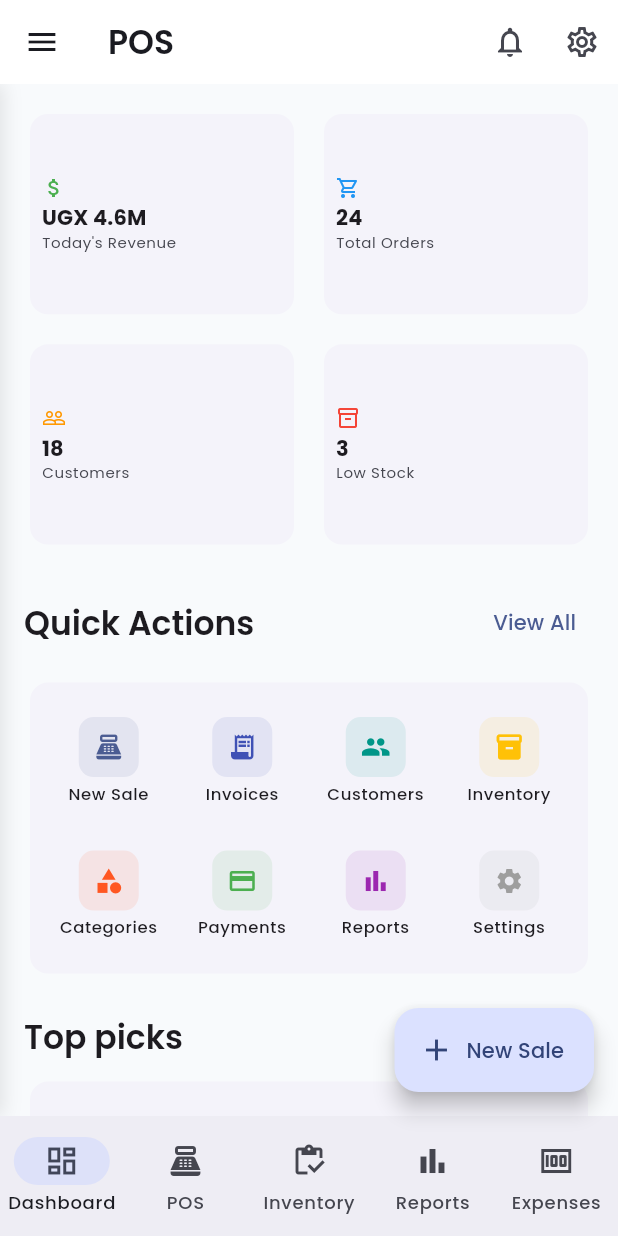
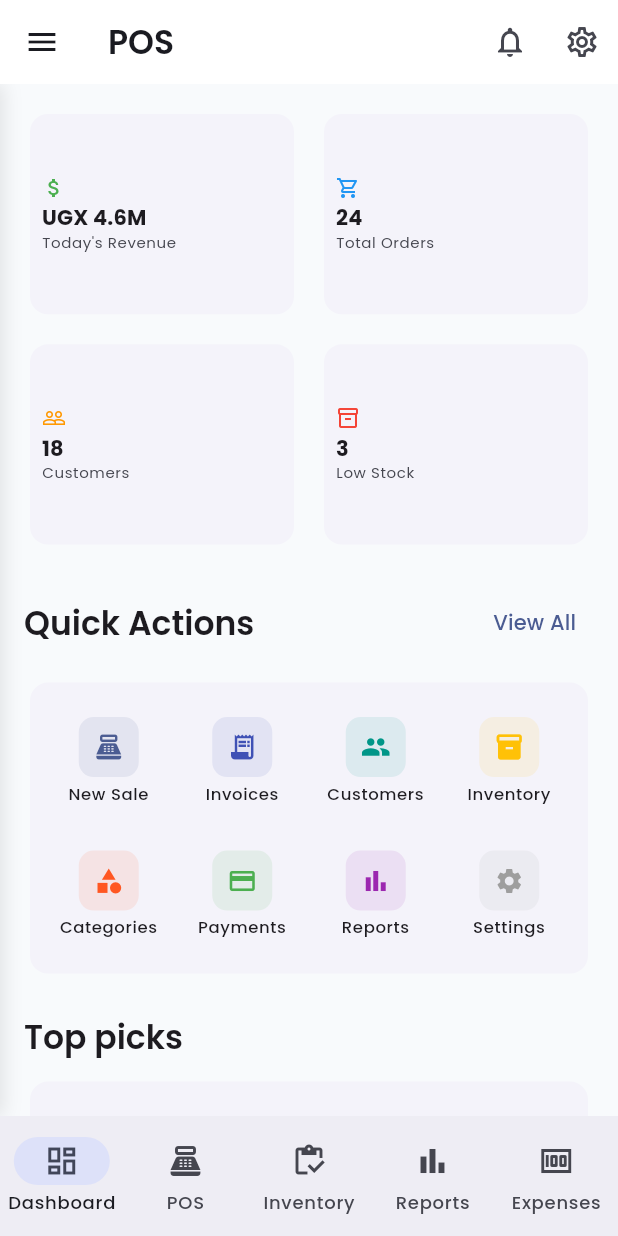
Before and after one commit to lubegamatthew/cpos-app, a Flutter app: the screen it shows after launch, on a phone screen of 412 x 824 dp. Run offline on Flutter 3.47's test engine with Material 3 defaults, Android fonts, the phone set to English and light mode, and no system bars; our stand-ins replace google_fonts, sqflite; accounts and stored records are empty.

Commit message:
refactor(ui): remove floating action button from dashboard
Remove the 'New Sale' FloatingActionButton from the POS dashboard
to clean up the interface and prevent redundant navigation actions.

```diff
--- a/lib/main.dart
+++ b/lib/main.dart
@@ -397,19 +397,8 @@ class _POSDashboardState extends State<POSDashboard> {
                   icon: Icon(Icons.money_outlined),
                   label: 'Expenses',
                 ),
-              ],
-            ),
-      floatingActionButton: shouldHideNav || _selectedIndex == 2
-          ? null
-          : FloatingActionButton.extended(
-              onPressed: () {
-                setState(() {
-                  _selectedIndex = 1;
-                });
-              },
-              icon: const Icon(Icons.add),
-              label: const Text('New Sale'),
-            ),
+               ],
+             ),
     );
   }
 
```
